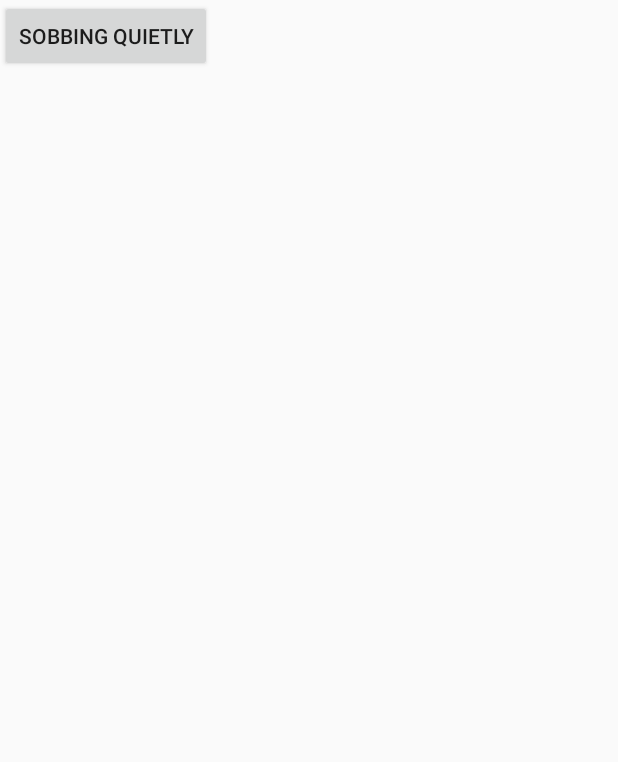
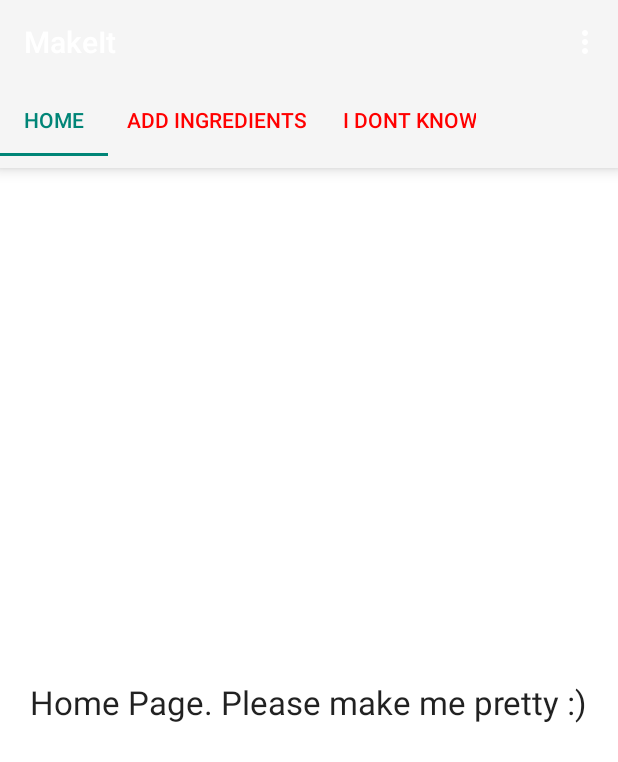
Before and after one commit to joycetsui/SousChef, an Android app: the screen it shows after launch (MainActivity), on a phone screen of 412 x 824 dp. Shown: the top 762 px of the screen. Run offline under Robolectric (Android 15) with nearby library versions, the phone set to English and light mode, and no system bars.

Commit message:
Added tabs to app, modified AddIngredient to a Fragment

```diff
--- /dev/null
+++ b/app/src/main/java/com/workingtitle/makeit/AddIngredientsFragment.java
@@ -0,0 +1,63 @@
+package com.workingtitle.makeit;
+
+import android.support.v4.app.Fragment;
+import android.os.Bundle;
+import android.view.LayoutInflater;
+import android.view.View;
+import android.view.ViewGroup;
+import android.widget.ArrayAdapter;
+import android.widget.Button;
+import android.widget.EditText;
+import android.widget.ListView;
+
+import java.util.ArrayList;
+
+/**
+ * Created by Maricarla on 2016-06-16.
+ */
+public class AddIngredientsFragment extends Fragment {
+
+    /** Items entered by the user is stored in this ArrayList variable */
+    ArrayList<String> list = new ArrayList<String>();
+
+    /** Declaring an ArrayAdapter to set items to ListView */
+    ArrayAdapter<String> adapter;
+
+    @Override
+    public View onCreateView(LayoutInflater inflater, ViewGroup container, Bundle savedInstanceState) {
+        final View view = inflater.inflate(R.layout.activity_add_ingredients, container, false);
+
+        /** Reference to the button of the layout main.xml */
+        Button btn = (Button) view.findViewById(R.id.btnAdd);
+
+        ListView listView = (ListView) view.findViewById(R.id.ingredientsList);
+
+        /** Defining the ArrayAdapter to set items to ListView */
+        adapter = new ArrayAdapter<String>(view.getContext(),
+                android.R.layout.simple_list_item_1, list);
+
+        /** Defining a click event listener for the button "Add" */
+        View.OnClickListener listener = new View.OnClickListener() {
+            @Override
+            public void onClick(View v) {
+                EditText edit = (EditText) view.findViewById(R.id.txtItem);
+                list.add(0, edit.getText().toString());
+                edit.setText("");
+                adapter.notifyDataSetChanged();
+            }
+        };
+
+        /** Setting the event listener for the add button */
+        btn.setOnClickListener(listener);
+
+        /** Setting the adapter to the ListView */
+        listView.setAdapter(adapter);
+
+        return view;
+    }
+
+    @Override
+    public void onCreate(Bundle savedInstanceState) {
+        super.onCreate(savedInstanceState);
+    }
+}
--- /dev/null
+++ b/app/src/main/java/com/workingtitle/makeit/HomePageFragment.java
@@ -0,0 +1,24 @@
+package com.workingtitle.makeit;
+
+import android.support.v4.app.Fragment;
+import android.os.Bundle;
+import android.view.LayoutInflater;
+import android.view.View;
+import android.view.ViewGroup;
+import android.widget.ArrayAdapter;
+import android.widget.Button;
+import android.widget.EditText;
+import android.widget.TextView;
+
+import org.w3c.dom.Text;
+
+/**
+ * Created by Maricarla on 2016-06-13.
+ */
+public class HomePageFragment extends Fragment {
+
+    @Override
+    public View onCreateView(LayoutInflater inflater, ViewGroup container, Bundle savedInstanceState) {
+        return inflater.inflate(R.layout.home_page_tab, container, false);
+    }
+}
--- a/app/src/main/java/com/workingtitle/makeit/MainActivity.java
+++ b/app/src/main/java/com/workingtitle/makeit/MainActivity.java
@@ -1,9 +1,13 @@
 package com.workingtitle.makeit;
 
+import android.app.Fragment;
 import android.content.Intent;
 import android.os.Bundle;
 import android.support.design.widget.FloatingActionButton;
 import android.support.design.widget.Snackbar;
+import android.support.design.widget.TabLayout;
+import android.support.v4.app.FragmentManager;
+import android.support.v4.view.ViewPager;
 import android.support.v7.app.AppCompatActivity;
 import android.support.v7.widget.Toolbar;
 import android.view.View;
@@ -16,8 +20,9 @@ public class MainActivity extends AppCompatActivity {
     protected void onCreate(Bundle savedInstanceState) {
         super.onCreate(savedInstanceState);
         setContentView(R.layout.activity_main);
-      //  Toolbar toolbar = (Toolbar) findViewById(R.id.toolbar);
-        //setSupportActionBar(toolbar);
+
+        Toolbar toolbar = (Toolbar) findViewById(R.id.toolbar);
+        setSupportActionBar(toolbar);
 
         /*
         FloatingActionButton fab = (FloatingActionButton) findViewById(R.id.fab);
@@ -28,6 +33,42 @@ public class MainActivity extends AppCompatActivity {
                         .setAction("Action", null).show();
             }
         });*/
+
+        // Get the ViewPager and set it's PagerAdapter so that it can display items
+        final ViewPager viewPager = (ViewPager) findViewById(R.id.view_pager);
+        final MyFragmentPagerAdapter adapter = new MyFragmentPagerAdapter(getSupportFragmentManager(),MainActivity.this);
+        viewPager.setAdapter(adapter);
+
+        // Give the TabLayout the ViewPager
+        TabLayout tabLayout = (TabLayout) findViewById(R.id.sliding_tabs);
+        tabLayout.addTab(tabLayout.newTab().setText("Home"));
+        tabLayout.addTab(tabLayout.newTab().setText("Add Ingredients"));
+        tabLayout.addTab(tabLayout.newTab().setText("I Dont Know"));
+        tabLayout.setTabGravity(TabLayout.GRAVITY_FILL);
+
+        viewPager.addOnPageChangeListener(new TabLayout.TabLayoutOnPageChangeListener(tabLayout));
+        tabLayout.setOnTabSelectedListener(new TabLayout.OnTabSelectedListener() {
+            @Override
+            public void onTabSelected(TabLayout.Tab tab) {
+                viewPager.setCurrentItem(tab.getPosition());
+            }
+
+            @Override
+            public void onTabUnselected(TabLayout.Tab tab) {
+
+            }
+
+            @Override
+            public void onTabReselected(TabLayout.Tab tab) {
+
+            }
+        });
+
+        //Iterate over all tabs and set custom view
+//        for (int i = 0; i < tabLayout.getTabCount(); i++){
+//            TabLayout.Tab tab = tabLayout.getTabAt(i);
+//            tab.setCustomView(adapter.getTabView(i));
+//        }
     }
 
     @Override
@@ -52,9 +93,8 @@ public class MainActivity extends AppCompatActivity {
         return super.onOptionsItemSelected(item);
     }
 
-    public void addIngredients(View view) {
-        Intent intent = new Intent(this, AddIngredients.class);
-        startActivity(intent);
-    }
-
+//    public void addIngredients(View view) {
+//        Intent intent = new Intent(this, AddIngredients.class);
+//        startActivity(intent);
+//    }
 }
--- /dev/null
+++ b/app/src/main/java/com/workingtitle/makeit/MyFragmentPagerAdapter.java
@@ -0,0 +1,80 @@
+package com.workingtitle.makeit;
+
+import android.support.v4.app.Fragment;
+import android.support.v4.app.FragmentManager;
+import android.content.Context;
+import android.support.v4.app.FragmentPagerAdapter;
+import android.view.LayoutInflater;
+import android.view.View;
+
+/**
+ * Created by Maricarla on 2016-06-13.
+ */
+public class MyFragmentPagerAdapter extends FragmentPagerAdapter {
+    final int PAGE_COUNT = 3;
+    private String tabTitles[] = new String[] { "Home", "Add Ingredients", "Page 3" };
+    private Context context;
+
+    private int[] imageResId = {
+//            R.drawable.ic_one,
+//            R.drawable.ic_two,
+//            R.drawable.ic_three
+    };
+
+    public MyFragmentPagerAdapter(FragmentManager fm, Context context) {
+        super(fm);
+        this.context = context;
+    }
+
+    @Override
+    public int getCount() {
+        return PAGE_COUNT;
+    }
+
+    @Override
+    public Fragment getItem(int position) {
+        switch (position) {
+            case 0:
+                HomePageFragment homeTab = new HomePageFragment();
+                return homeTab;
+            case 1:
+                AddIngredientsFragment addIngredientsTab = new AddIngredientsFragment();
+                return addIngredientsTab;
+            case 2:
+                TabFragment3 tab3 = new TabFragment3();
+                return tab3;
+            default:
+                return null;
+        }
+    }
+
+    @Override
+    public CharSequence getPageTitle(int position) {
+        // Generate title based on item position
+
+        System.out.println(tabTitles[position]);
+        return tabTitles[position];
+
+        // getDrawable(int i) is deprecated, use getDrawable(int i, Theme theme) for min SDK >=21
+        // or ContextCompat.getDrawable(Context context, int id) if you want support for older versions.
+        // Drawable image = context.getResources().getDrawable(iconIds[position], context.getTheme());
+        // Drawable image = context.getResources().getDrawable(imageResId[position]);
+
+//        Drawable image = ContextCompat.getDrawable(context, imageResId[position]);
+//        image.setBounds(0, 0, image.getIntrinsicWidth(), image.getIntrinsicHeight());
+//        SpannableString sb = new SpannableString(" ");
+//        ImageSpan imageSpan = new ImageSpan(image, ImageSpan.ALIGN_BOTTOM);
+//        sb.setSpan(imageSpan, 0, 1, Spannable.SPAN_EXCLUSIVE_EXCLUSIVE);
+//        return sb;
+    }
+
+    public View getTabView(int position){
+        View view = LayoutInflater.from(context).inflate(R.layout.home_page_tab, null);
+//        TextView textView = (TextView) view.findViewById(R.id.textView);
+//        textView.setText(tabTitles[position]);
+//        ImageView img = (ImageView) view.findViewById(R.id.imgView);
+//        img.setImageResource(imageResId[position]);
+
+        return view;
+    }
+}
--- a/app/src/main/res/layout/activity_main.xml
+++ b/app/src/main/res/layout/activity_main.xml
@@ -8,13 +8,43 @@
     android:fitsSystemWindows="true"
     tools:context="com.workingtitle.makeit.MainActivity">
 
-    <Toolbar
-        android:layout_width="wrap_content"
-        android:layout_height="wrap_content"></Toolbar>
-    <Button
-        android:layout_width="wrap_content"
+    <!--<Toolbar-->
+        <!--android:layout_width="wrap_content"-->
+        <!--android:layout_height="wrap_content"></Toolbar>-->
+    <!--<Button-->
+        <!--android:layout_width="wrap_content"-->
+        <!--android:layout_height="wrap_content"-->
+        <!--android:text="Sobbing Quietly"-->
+        <!--android:onClick="addIngredients"/>-->
+
+
+    <android.support.v7.widget.Toolbar
+        android:id="@+id/toolbar"
+        android:layout_width="match_parent"
         android:layout_height="wrap_content"
-        android:text="Sobbing Quietly"
-        android:onClick="addIngredients"/>
+        android:layout_alignParentTop="true"
+        android:background="?attr/colorPrimary"
+        android:elevation="6dp"
+        android:minHeight="?attr/actionBarSize"
+        android:theme="@style/ThemeOverlay.AppCompat.Dark.ActionBar"
+        app:popupTheme="@style/ThemeOverlay.AppCompat.Light"/>
 
+    <android.support.design.widget.TabLayout
+        android:id="@+id/sliding_tabs"
+        android:layout_width="match_parent"
+        android:layout_height="wrap_content"
+        android:layout_below="@+id/toolbar"
+        android:background="?attr/colorPrimary"
+        android:elevation="6dp"
+        android:minHeight="?attr/actionBarSize"
+        android:theme="@style/ThemeOverlay.AppCompat.Dark.ActionBar"
+        style="@style/MyCustomTabLayout"
+        app:tabMode="scrollable"/>
+
+    <android.support.v4.view.ViewPager
+        android:id="@+id/view_pager"
+        android:layout_width="match_parent"
+        android:layout_height="fill_parent"
+        android:layout_below="@id/sliding_tabs"
+        android:background="@android:color/white"/>
 </RelativeLayout>
--- /dev/null
+++ b/app/src/main/res/layout/fragment_page.xml
@@ -0,0 +1,5 @@
+<?xml version="1.0" encoding="utf-8"?>
+<TextView xmlns:android="http://schemas.android.com/apk/res/android"
+android:layout_width="match_parent"
+android:layout_height="match_parent"
+android:gravity="center" />
--- /dev/null
+++ b/app/src/main/res/layout/home_page_tab.xml
@@ -0,0 +1,15 @@
+<?xml version="1.0" encoding="utf-8"?>
+<RelativeLayout xmlns:android="http://schemas.android.com/apk/res/android"
+    android:layout_width="match_parent"
+    android:layout_height="match_parent"
+    android:orientation="vertical">
+
+        <TextView
+            android:id="@+id/textView"
+            android:layout_width="wrap_content"
+            android:layout_height="wrap_content"
+            android:layout_centerInParent="true"
+            android:text="Home Page. Please make me pretty :)"
+            android:textAppearance="?android:attr/textAppearanceLarge"/>
+
+</RelativeLayout>
--- a/app/src/main/res/values/strings.xml
+++ b/app/src/main/res/values/strings.xml
@@ -9,4 +9,9 @@
     <string name="txtEmpty">None</string>
     <string name="lblBtnOptions">Options</string>
     <string name="lblBtnFeedMe">Feed Me</string>
+
+    //Extra
+    <string name="dummy_section_text">Section %1d is just a dummy section.</string>
+    <string name="demo_external_activity">Demo External Activity</string>
+    <string name="demo_collection">Demo Collection</string>
 </resources>
--- a/app/src/main/res/values/styles.xml
+++ b/app/src/main/res/values/styles.xml
@@ -11,6 +11,30 @@
     <style name="AppTheme.NoActionBar">
         <item name="windowActionBar">false</item>
         <item name="windowNoTitle">true</item>
+    </style>
+
+    //TabLayout Style
+    <style name="MyCustomTabLayout" parent="Widget.Design.TabLayout">
+        <!--<item name="tabMaxWidth">@dimen/tab_max_width</item>-->
+        <item name="tabIndicatorColor">?attr/colorAccent</item>
+        <item name="tabIndicatorHeight">2dp</item>
+        <item name="tabPaddingStart">12dp</item>
+        <item name="tabPaddingEnd">12dp</item>
+        <item name="tabBackground">?attr/selectableItemBackground</item>
+        <item name="tabTextAppearance">@style/MyCustomTabTextAppearance</item>
+        <!--<item name="tabTextAppearance">@style/MyCustomTextAppearance</item>-->
+        <item name="tabSelectedTextColor">?android:textColorLink</item>
+    </style>
+
+    <style name="MyCustomTabTextAppearance" parent="TextAppearance.Design.Tab">
+        <item name="android:textSize">14sp</item>
+        <item name="android:textColor">#ff0000</item>
+        <item name="textAllCaps">true</item>
+    </style>
+
+    //Tab Icon Titles
+    <style name="MyCustomTextAppearance" parent="TextAppearance.Design.Tab">
+        <item name="textAllCaps">false</item>
     </style>
 
     <style name="AppTheme.AppBarOverlay" parent="ThemeOverlay.AppCompat.Dark.ActionBar"/>
```
Also changed, not shown: app/src/main/java/com/workingtitle/makeit/AddIngredients.java (+43 -40 lines), app/src/main/java/com/workingtitle/makeit/PageFragment.java (added, +41 -0 lines), app/src/main/java/com/workingtitle/makeit/TabFragment3.java (added, +17 -0 lines), app/src/main/res/layout/activity_add_ingredients.xml (+30 -30 lines), app/src/main/res/layout/page_3_tab.xml (added, +15 -0 lines), 2 other files.
